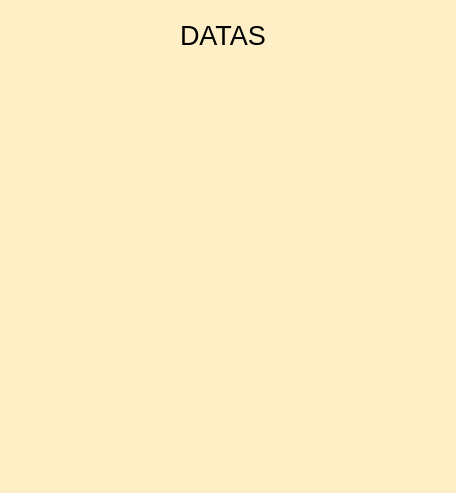
Old version of the form listar_datas.ui in the repository walissonsou/registration-python-sql.
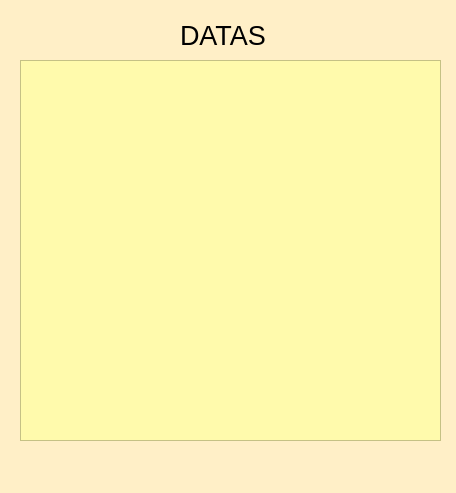
New version of the form.

Commit message: segunda_Tela datas

```diff
--- a/listar_datas.ui
+++ b/listar_datas.ui
@@ -35,6 +35,26 @@
      <string>DATAS</string>
     </property>
    </widget>
+   <widget class="QTableWidget" name="tableWidget">
+    <property name="geometry">
+     <rect>
+      <x>20</x>
+      <y>60</y>
+      <width>421</width>
+      <height>381</height>
+     </rect>
+    </property>
+    <property name="font">
+     <font>
+      <pointsize>13</pointsize>
+      <weight>75</weight>
+      <bold>true</bold>
+     </font>
+    </property>
+    <property name="styleSheet">
+     <string notr="true">background-color: rgb(255, 250, 172)</string>
+    </property>
+   </widget>
   </widget>
   <widget class="QMenuBar" name="menubar">
    <property name="geometry">
```
